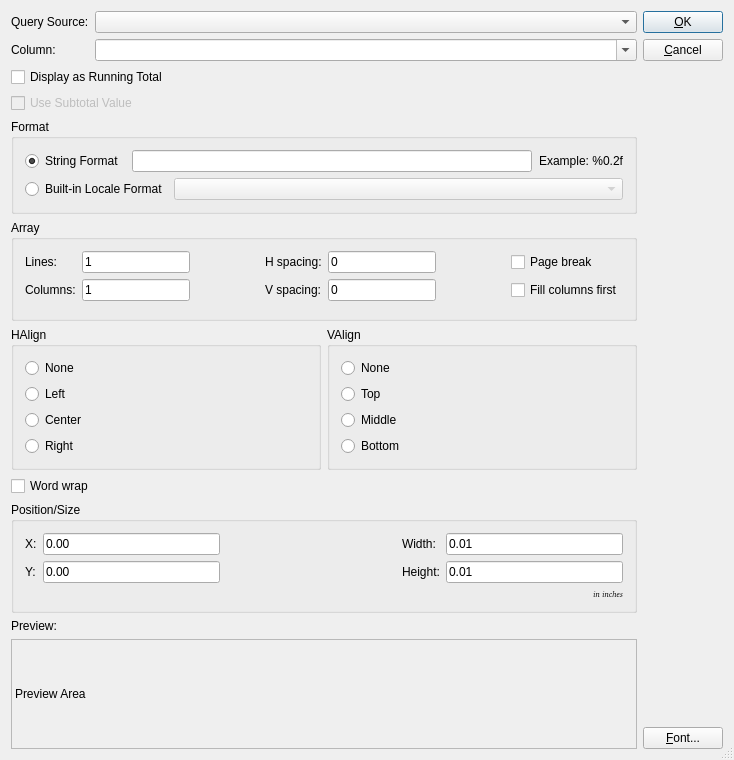
Qt form OpenRPT/wrtembed/fieldeditor.ui (mmicr001/openrpt) before a commit.
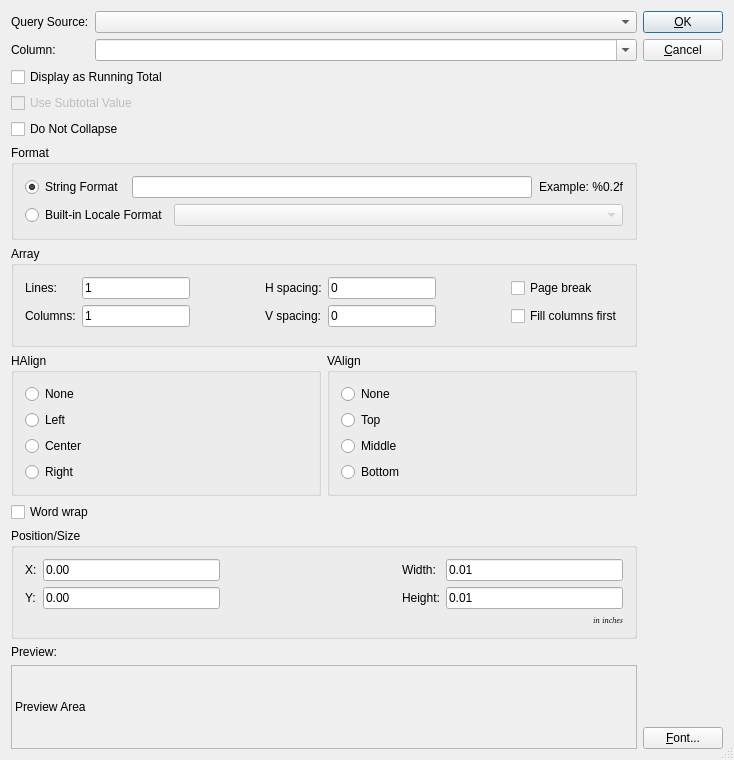
The same form after that commit. Custom widgets are drawn as their Qt base class.

Commit message: default: do not collapse null fields

The edit to the form file:
```diff
--- a/OpenRPT/wrtembed/fieldeditor.ui
+++ b/OpenRPT/wrtembed/fieldeditor.ui
@@ -114,6 +114,13 @@
        </property>
       </widget>
      </item>
+     <item>
+      <widget class="QCheckBox" name="_cbDoNotCollapse">
+       <property name="text">
+        <string>Do Not Collapse</string>
+       </property>
+      </widget>
+     </item>
      <item>
       <widget class="QGroupBox" name="_gbFormat">
        <property name="title">
```
The commit also changes 5 other files.
